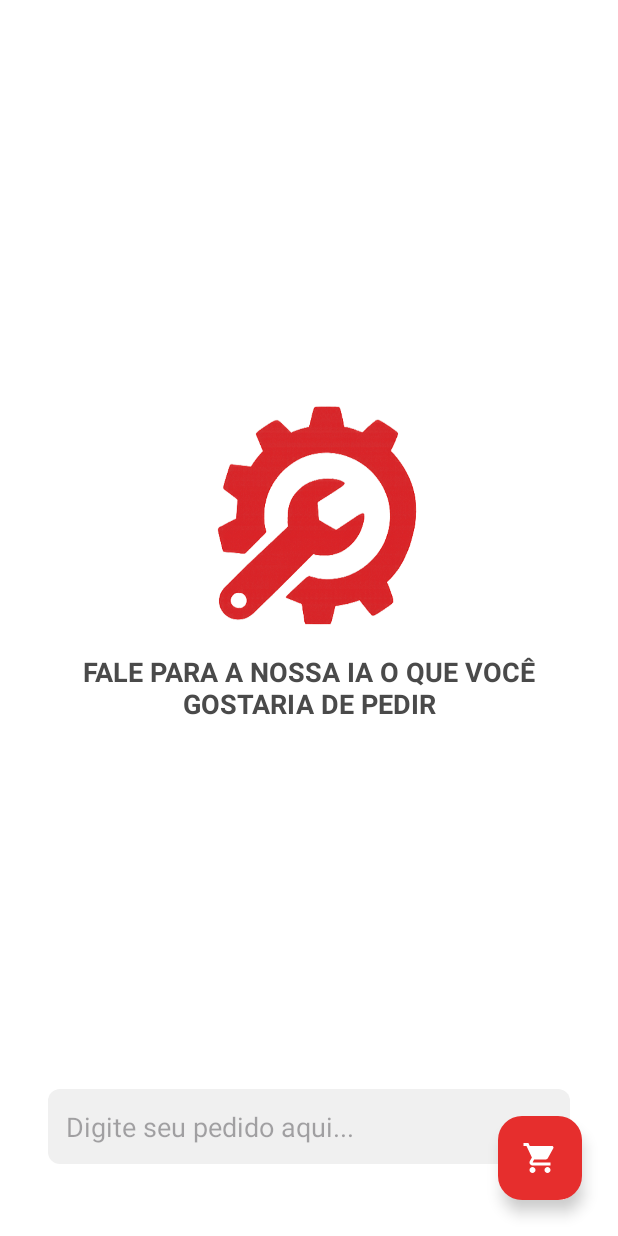
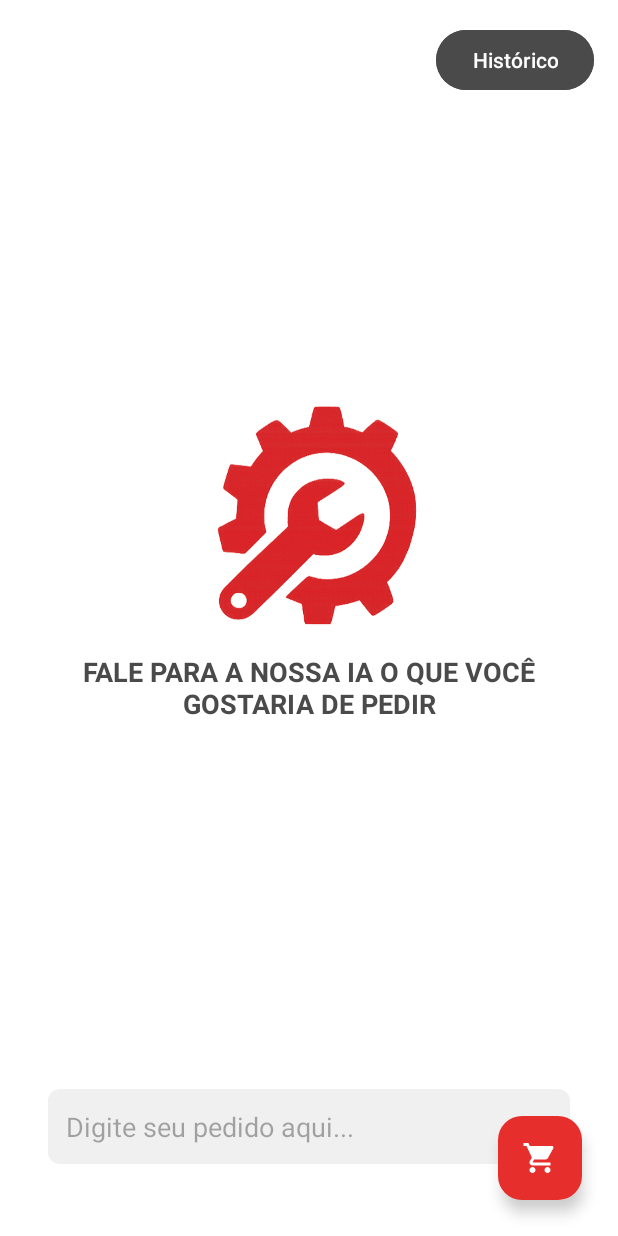
Before and after one commit to melanolachef/Startup-PecaJa, an Android app: the HomeActivity screen opened directly, with no data from a screen before it, on a phone screen of 412 x 824 dp. Run offline under Robolectric (Android 15) with nearby library versions, the phone set to English and light mode, and no system bars.

Commit message:
Tela de histórico adicionada (dados capados)

```diff
--- a/app/src/main/AndroidManifest.xml
+++ b/app/src/main/AndroidManifest.xml
@@ -12,6 +12,9 @@
         android:supportsRtl="true"
         android:theme="@style/Theme.Pecaja"
         tools:targetApi="31">
+        <activity
+            android:name=".HistoryActivity"
+            android:exported="false" />
         <activity
             android:name=".RegisterActivity"
             android:exported="false" />
--- a/app/src/main/java/com/example/pecaja/HomeActivity.java
+++ b/app/src/main/java/com/example/pecaja/HomeActivity.java
@@ -5,12 +5,14 @@ import androidx.appcompat.app.AppCompatActivity;
 import android.content.Intent;
 import android.os.Bundle;
 import android.view.View;
+import android.widget.Button; // Importe a classe Button
 
 import com.google.android.material.floatingactionbutton.FloatingActionButton;
 
 public class HomeActivity extends AppCompatActivity {
 
     FloatingActionButton fabCart;
+    Button btnHistorico; // 1. Declare o novo botão
 
     @Override
     protected void onCreate(Bundle savedInstanceState) {
@@ -18,6 +20,7 @@ public class HomeActivity extends AppCompatActivity {
         setContentView(R.layout.activity_home);
 
         fabCart = findViewById(R.id.fabCart);
+        btnHistorico = findViewById(R.id.btnHistorico); // 2. Vincule o botão
 
         fabCart.setOnClickListener(new View.OnClickListener() {
             @Override
@@ -26,5 +29,14 @@ public class HomeActivity extends AppCompatActivity {
                 startActivity(intent);
             }
         });
+
+        // 3. Adicione o listener para o botão de histórico
+        btnHistorico.setOnClickListener(new View.OnClickListener() {
+            @Override
+            public void onClick(View v) {
+                Intent intent = new Intent(HomeActivity.this, HistoryActivity.class);
+                startActivity(intent);
+            }
+        });
     }
 }
--- a/app/src/main/java/com/example/pecaja/RegisterActivity.java
+++ b/app/src/main/java/com/example/pecaja/RegisterActivity.java
@@ -29,12 +29,10 @@ public class RegisterActivity extends AppCompatActivity {
         btnFinalizarCadastro.setOnClickListener(new View.OnClickListener() {
             @Override
             public void onClick(View v) {
-                // Aqui entraria a lógica de validação e salvamento do usuário
-                // Por enquanto, vamos apenas mostrar uma mensagem e voltar para o login
+
 
                 Toast.makeText(RegisterActivity.this, "Cadastro realizado com sucesso!", Toast.LENGTH_SHORT).show();
 
-                // Fecha a tela de cadastro e volta para a anterior (Login)
                 finish();
             }
         });
--- a/app/src/main/res/layout/activity_home.xml
+++ b/app/src/main/res/layout/activity_home.xml
@@ -59,4 +59,14 @@
         app:layout_constraintBottom_toBottomOf="parent"
         app:layout_constraintEnd_toEndOf="parent" />
 
+    <Button
+        android:id="@+id/btnHistorico"
+        android:layout_width="wrap_content"
+        android:layout_height="wrap_content"
+        android:layout_margin="16dp"
+        android:backgroundTint="@color/cinza_texto"
+        android:text="Histórico"
+        app:layout_constraintTop_toTopOf="parent"
+        app:layout_constraintEnd_toEndOf="parent" />
+
 </androidx.constraintlayout.widget.ConstraintLayout>
--- a/app/src/main/res/layout/activity_register.xml
+++ b/app/src/main/res/layout/activity_register.xml
@@ -11,9 +11,10 @@
         android:id="@+id/imgLogoCadastro"
         android:layout_width="200dp"
         android:layout_height="100dp"
-        android:layout_marginTop="64dp"
+        android:layout_marginTop="24dp"
         android:src="@drawable/logo_peca_ja"
         app:layout_constraintEnd_toEndOf="parent"
+        app:layout_constraintHorizontal_bias="0.497"
         app:layout_constraintStart_toStartOf="parent"
         app:layout_constraintTop_toTopOf="parent" />
 
```
Also changed, not shown: app/src/main/java/com/example/pecaja/HistoryActivity.java (added, +40 -0 lines), app/src/main/java/com/example/pecaja/HistoryAdapter.java (added, +48 -0 lines), app/src/main/res/layout/activity_history.xml (added, +46 -0 lines).
